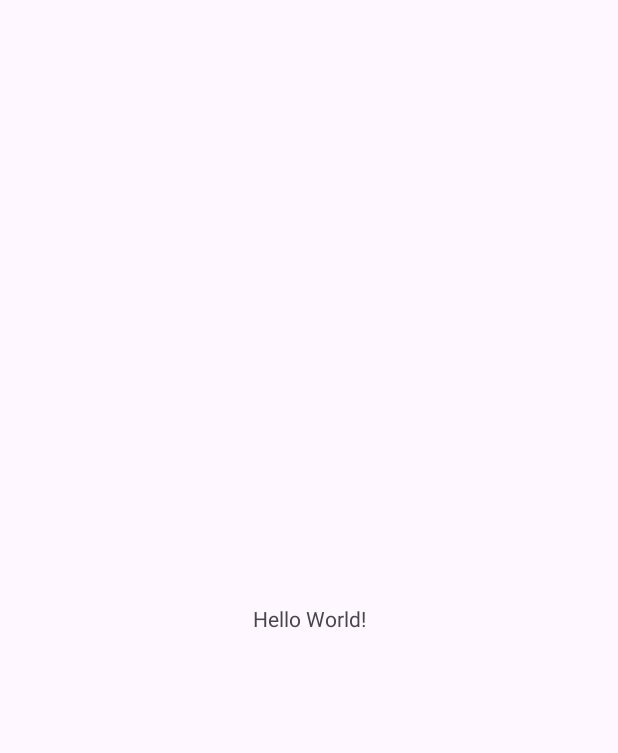
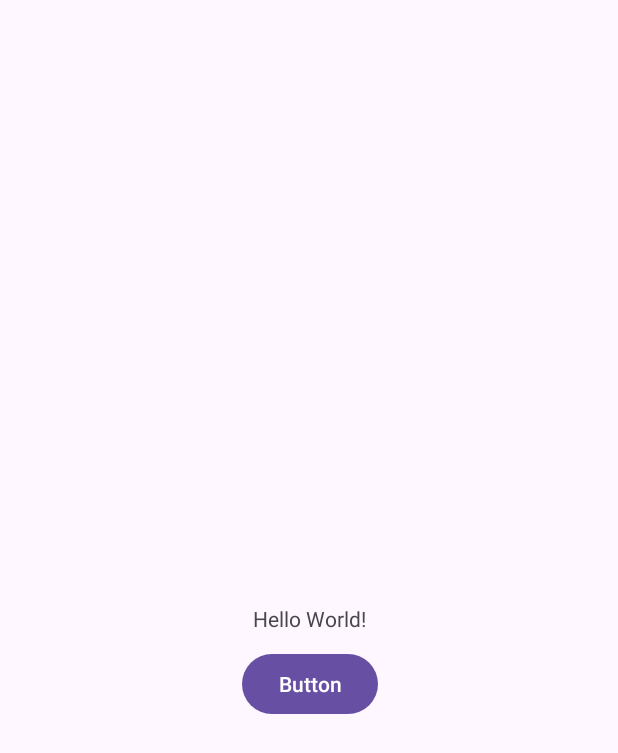
Before and after one commit to CodeObsessed-1234/FitnessStudio, an Android app: the screen it shows after launch (MainActivity), on a phone screen of 412 x 824 dp. Before the commit the part shown is almost empty. Shown: the top 753 px of the screen. Run offline under Robolectric (Android 15) with nearby library versions, the phone set to English and light mode, and no system bars.

Commit message:
I have changed some code.

```diff
--- a/app/build.gradle
+++ b/app/build.gradle
@@ -4,12 +4,12 @@ plugins {
 
 android {
     namespace 'com.example.fitnessstudio'
-    compileSdk 33
+    compileSdk 34
 
     defaultConfig {
         applicationId "com.example.fitnessstudio"
         minSdk 24
-        targetSdk 33
+        targetSdk 34
         versionCode 1
         versionName "1.0"
 
--- a/app/src/main/java/com/example/fitnessstudio/MainActivity.java
+++ b/app/src/main/java/com/example/fitnessstudio/MainActivity.java
@@ -3,6 +3,8 @@ package com.example.fitnessstudio;
 import androidx.appcompat.app.AppCompatActivity;
 
 import android.os.Bundle;
+import android.widget.Button;
+import android.widget.Toast;
 
 public class MainActivity extends AppCompatActivity {
 
@@ -10,5 +12,7 @@ public class MainActivity extends AppCompatActivity {
 	protected void onCreate(Bundle savedInstanceState) {
 		super.onCreate(savedInstanceState);
 		setContentView(R.layout.activity_main);
+		Button button=this.findViewById(R.id.button);
+		button.setOnClickListener(event-> Toast.makeText(this,"Hello from me",Toast.LENGTH_SHORT).show());
 	}
 }
--- a/app/src/main/res/layout/activity_main.xml
+++ b/app/src/main/res/layout/activity_main.xml
@@ -2,11 +2,13 @@
 <androidx.constraintlayout.widget.ConstraintLayout xmlns:android="http://schemas.android.com/apk/res/android"
     xmlns:app="http://schemas.android.com/apk/res-auto"
     xmlns:tools="http://schemas.android.com/tools"
+    android:id="@+id/button_one"
     android:layout_width="match_parent"
     android:layout_height="match_parent"
     tools:context=".MainActivity">
 
     <TextView
+        android:id="@+id/textView"
         android:layout_width="wrap_content"
         android:layout_height="wrap_content"
         android:text="Hello World!"
@@ -15,4 +17,14 @@
         app:layout_constraintStart_toStartOf="parent"
         app:layout_constraintTop_toTopOf="parent" />
 
+    <Button
+        android:id="@+id/button"
+        android:layout_width="wrap_content"
+        android:layout_height="wrap_content"
+        android:layout_marginTop="10dp"
+        android:text="Button"
+        app:layout_constraintEnd_toEndOf="@+id/textView"
+        app:layout_constraintStart_toStartOf="@+id/textView"
+        app:layout_constraintTop_toBottomOf="@+id/textView" />
+
 </androidx.constraintlayout.widget.ConstraintLayout>
--- a/build.gradle
+++ b/build.gradle
@@ -1,5 +1,5 @@
 // Top-level build file where you can add configuration options common to all sub-projects/modules.
 plugins {
-    id 'com.android.application' version '8.0.2' apply false
-    id 'com.android.library' version '8.0.2' apply false
+    id 'com.android.application' version '8.2.1' apply false
+    id 'com.android.library' version '8.2.1' apply false
 }
```
Also changed, not shown: gradle/wrapper/gradle-wrapper.properties.
